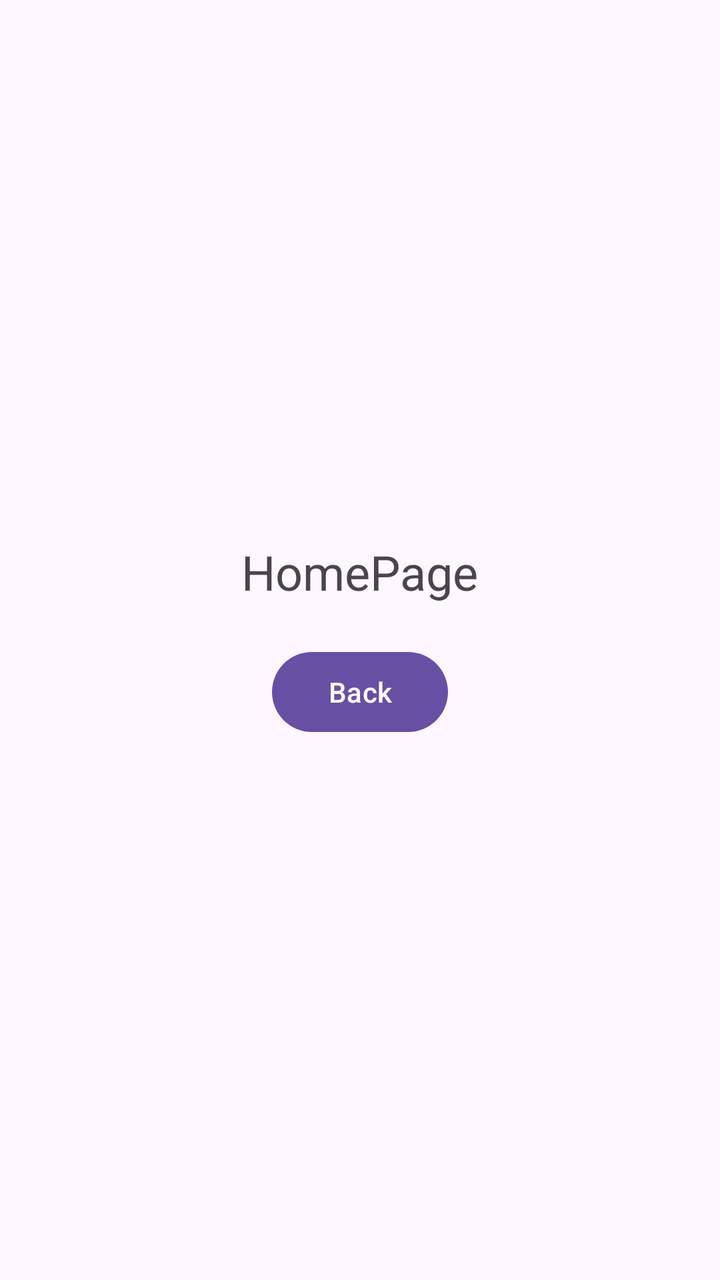
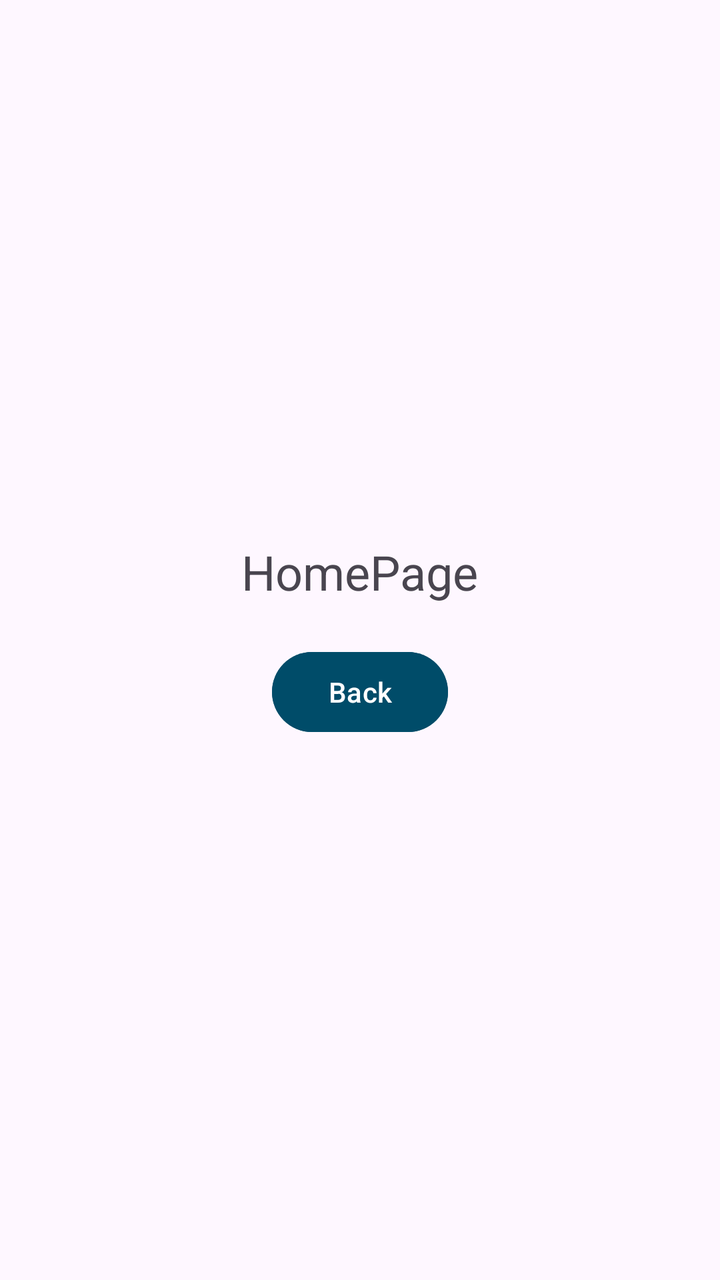

The first picture is an Android layout as it rendered before a commit; the second is the same layout after the commit. The layout source and the unified diff follow.
<!-- AndroidManifest.xml: application theme Theme.KeepPace -->
<!-- res/layout/activity_homepage.xml -->
<LinearLayout xmlns:android="http://schemas.android.com/apk/res/android"
    android:orientation="vertical"
    android:gravity="center"
    android:padding="24dp"
    android:layout_width="match_parent"
    android:layout_height="match_parent">

    <TextView
        android:text="HomePage"
        android:textSize="24sp"
        android:layout_width="wrap_content"
        android:layout_height="wrap_content" />

    <Button
        android:id="@+id/backButton"
        android:text="Back"
        android:layout_width="wrap_content"
        android:layout_height="wrap_content"
        android:layout_marginTop="20dp"/>
</LinearLayout>
<!-- resources referenced by this layout -->
<resources>
  <style name="Theme.KeepPace" parent="Theme.Material3.Light.NoActionBar">
          
      </style>
</resources>

<!-- the commit's change to res/layout/activity_homepage.xml (unified diff, before → after) -->
@@ -16,5 +16,6 @@
         android:text="Back"
         android:layout_width="wrap_content"
         android:layout_height="wrap_content"
-        android:layout_marginTop="20dp"/>
+        android:layout_marginTop="20dp"
+        android:backgroundTint="@color/material_dynamic_primary30"/>
 </LinearLayout>
